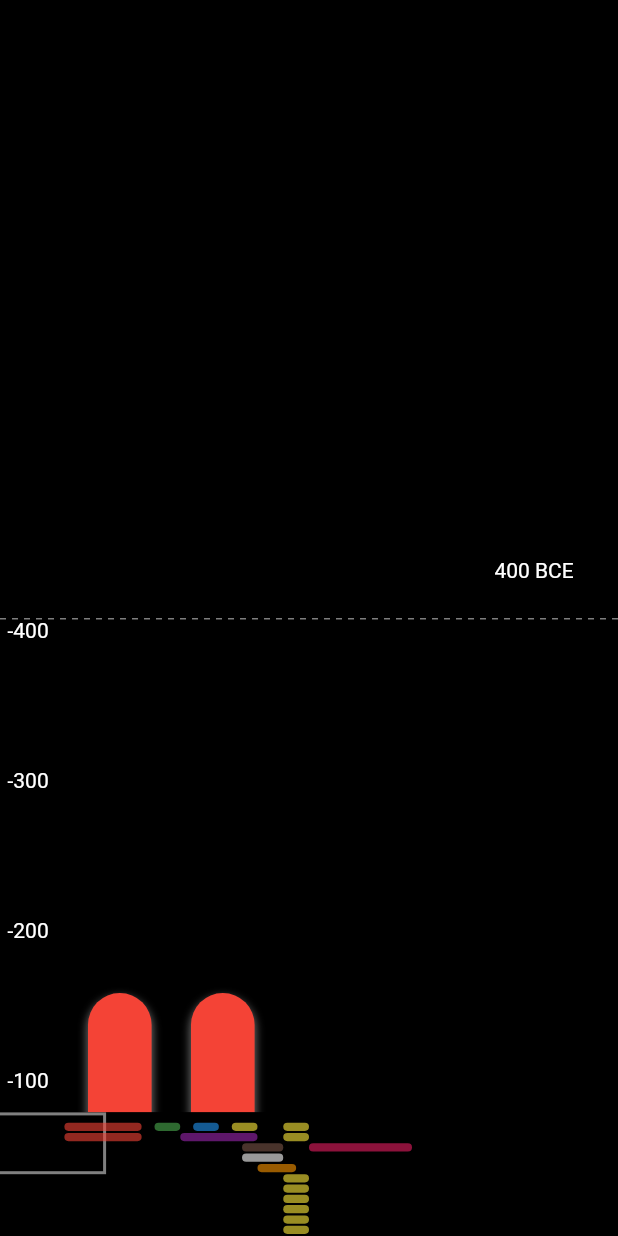
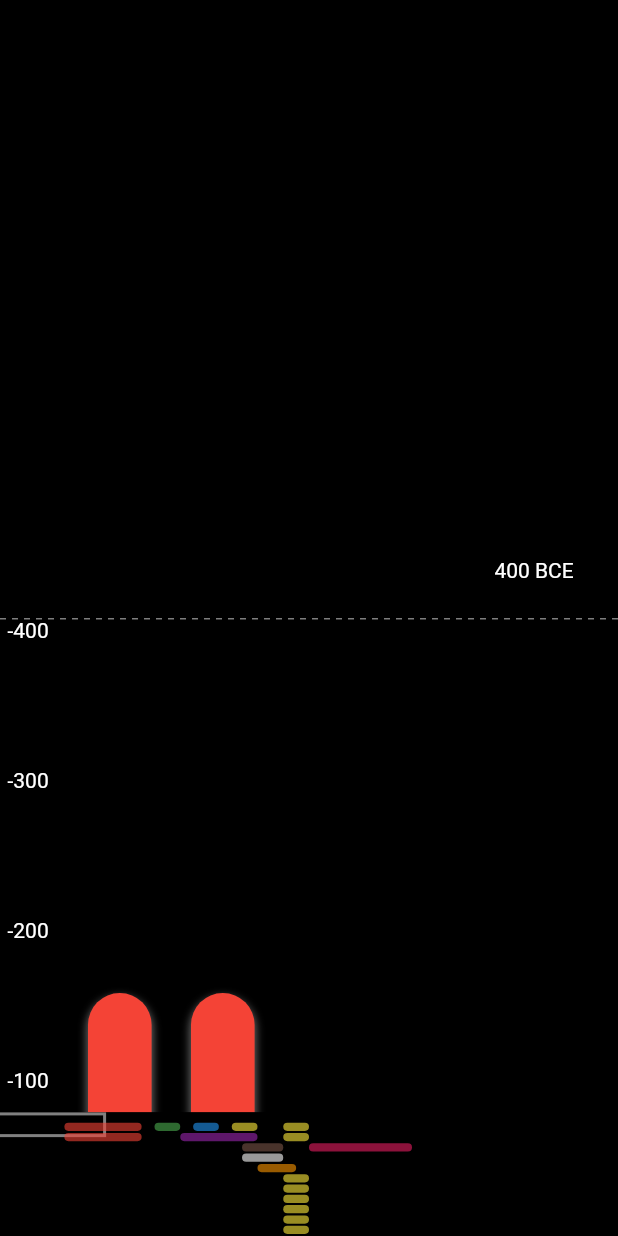
Before and after one commit to AlbaneseRemy/timeline_poi, a Flutter app: the screen it shows after launch, after a tap on "Try the timeline", on a phone screen of 412 x 824 dp. Run offline on Flutter 3.47's test engine with Material 2 defaults, Android fonts, the phone set to English and light mode, and no system bars; drawn by our look-alikes of dotted_line.

```diff
--- a/lib/timeline.dart
+++ b/lib/timeline.dart
@@ -1,6 +1,7 @@
 import 'package:flutter/foundation.dart';
 import 'package:flutter/material.dart';
 import 'package:dotted_line/dotted_line.dart';
+import 'package:flutter/physics.dart';
 import 'package:flutter/services.dart';
 import 'package:timeline_poi/timeline_hints.dart';
 import 'package:timeline_poi/timeline_hints_description.dart';
@@ -34,6 +35,7 @@ class _MyTimelineState extends State<MyTimeline> {
   late int currentYear;
   late String textYear;
   late double dateOffset;
+  late AnimationController _animationController;
 
   @override
   void initState() {
@@ -70,11 +72,31 @@ class _MyTimelineState extends State<MyTimeline> {
     return Scaffold(body: LayoutBuilder(builder: (BuildContext context, BoxConstraints constraints) {
       return Stack(
         children: [
-          SingleChildScrollView(
+          GestureDetector(
+            onPanUpdate: (details) {
+              setState(() {
+                scrollController.position.moveTo(widget.isVertical ? scrollController.position.pixels - details.delta.dy : scrollController.position.pixels - details.delta.dx);
+                scrollControllerVertical.position.moveTo(widget.isVertical ? scrollControllerVertical.position.pixels - details.delta.dx : scrollController.position.pixels - details.delta.dy);
+              });
+            },
+            onPanEnd: (details) {
+              scrollController.position.animateTo(
+                scrollController.offset - details.velocity.pixelsPerSecond.dy/5,
+                duration: const Duration(milliseconds: 500),
+                curve: Curves.easeOutCubic,
+              );
+              scrollControllerVertical.position.animateTo(
+                scrollControllerVertical.offset - details.velocity.pixelsPerSecond.dx/5,
+                duration: const Duration(milliseconds: 500),
+                curve: Curves.easeOutCubic,
+              );
+            },
+            child: SingleChildScrollView(
                 scrollDirection: widget.isVertical ? Axis.vertical : Axis.horizontal,
-              physics: BouncingScrollPhysics(),
+                physics: kIsWeb ? const BouncingScrollPhysics() : const NeverScrollableScrollPhysics(),
                 controller: scrollController,
                 child: (SingleChildScrollView(
+                  physics: kIsWeb ? const BouncingScrollPhysics() : const NeverScrollableScrollPhysics(),
                   scrollDirection: widget.isVertical ? Axis.horizontal : Axis.vertical,
                   controller: scrollControllerVertical,
                   child: Container(
@@ -106,6 +128,7 @@ class _MyTimelineState extends State<MyTimeline> {
                     ),
                   ),
                 ))),
+          ),
           Container(
             margin: widget.isVertical ? EdgeInsets.only(top: constraints.maxHeight / 2) : EdgeInsets.only(left: constraints.maxWidth / 2),
             child: transparentDottedLine(),
--- a/lib/timeline_item.dart
+++ b/lib/timeline_item.dart
@@ -78,10 +78,6 @@ class TimelineItem extends StatelessWidget {
   double leftPosition() {
     if (numberColumns > 5) {
       return isVertical? constraints.maxWidth / 6 * (tour.columnId + 1) - 30 : (constraints.maxHeight / 6 * (tour.columnId + 1) - 40);
-
-      /*(constraints.maxHeight) / (6) * (tour.columnId) +
-          ((constraints.maxHeight / (numberColumns + 1)) / (numberColumns + 1)) +
-          60 / numberColumns;*/
     }
 
     double dateWidth = 40;
--- a/lib/timeline_map.dart
+++ b/lib/timeline_map.dart
@@ -77,7 +77,7 @@ class _TimelineMapState extends State<TimelineMap> {
           child: Container(
             //TODO: Make it so the box is the representation of what's displayed on the screen
             width: boxWidth(),
-            height: widget.isVertical ? height20 : height10,
+            height: boxHeight(), //.isVertical ? height20 : height10,
             decoration: BoxDecoration(
               border: Border.all(color: Colors.white.withOpacity(0.5), width: 2),
             ),
@@ -148,4 +148,15 @@ class _TimelineMapState extends State<TimelineMap> {
         ? widget.constraints.maxHeight * widget.constraints.maxWidth / widget.totalYears
         : (widget.constraints.maxWidth) * (widget.constraints.maxWidth / widget.totalYears);
   }
+
+  double boxHeight(){
+    return widget.isVertical
+        ? widget.numberColumns > 5
+        ? (height10 / 5) * (widget.numberColumns-10)
+        : height10
+        : widget.numberColumns > 5
+        ? height5 / 5 * widget.numberColumns
+        : height5;
+  }
+
 }
```
Lines whose indentation alone changed are shown as unchanged.
